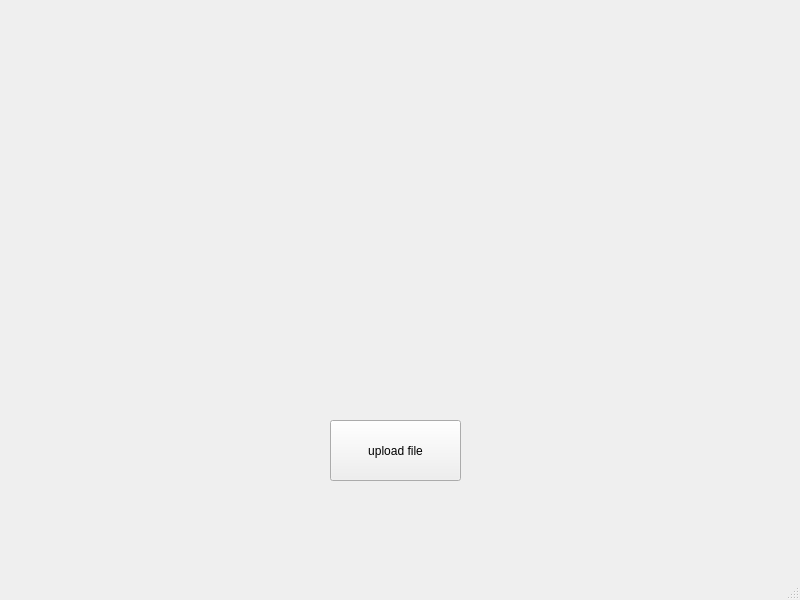
The window that assets/testgui.ui (GregoryKemper/Image-Comparison) describes before a commit, drawn with Qt 5.
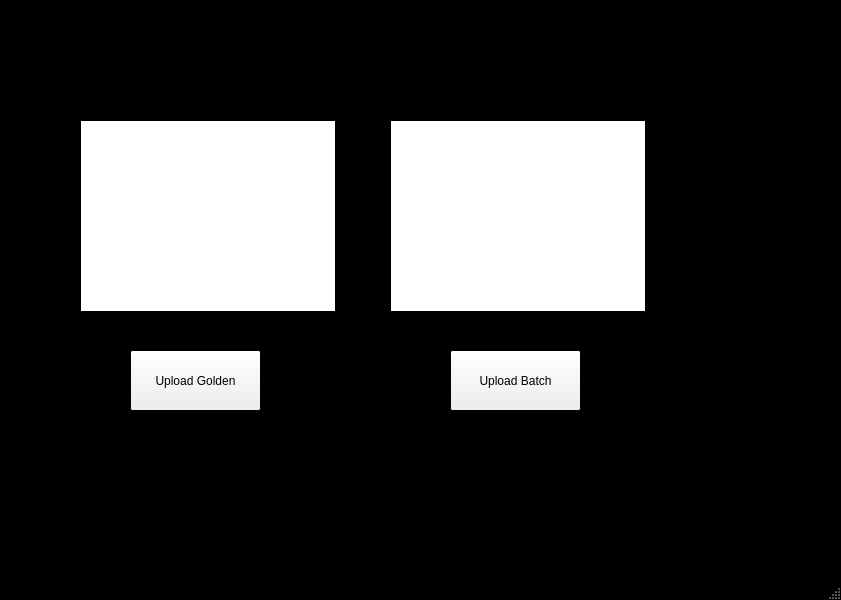
The same window after the commit.

Commit message: added file upload buttons and image viewers to ui, changed how ui is displayed. Added functionality of file upload, with restrictions to only color image files. Added functionality to display uploaded color images

Diff of the .ui file:
```diff
--- a/assets/testgui.ui
+++ b/assets/testgui.ui
@@ -6,10 +6,56 @@
    <rect>
     <x>0</x>
     <y>0</y>
-    <width>800</width>
+    <width>841</width>
     <height>600</height>
    </rect>
   </property>
+  <property name="palette">
+   <palette>
+    <active>
+     <colorrole role="Window">
+      <brush brushstyle="SolidPattern">
+       <color alpha="255">
+        <red>0</red>
+        <green>0</green>
+        <blue>0</blue>
+       </color>
+      </brush>
+     </colorrole>
+    </active>
+    <inactive>
+     <colorrole role="Window">
+      <brush brushstyle="SolidPattern">
+       <color alpha="255">
+        <red>0</red>
+        <green>0</green>
+        <blue>0</blue>
+       </color>
+      </brush>
+     </colorrole>
+    </inactive>
+    <disabled>
+     <colorrole role="Base">
+      <brush brushstyle="SolidPattern">
+       <color alpha="255">
+        <red>0</red>
+        <green>0</green>
+        <blue>0</blue>
+       </color>
+      </brush>
+     </colorrole>
+     <colorrole role="Window">
+      <brush brushstyle="SolidPattern">
+       <color alpha="255">
+        <red>0</red>
+        <green>0</green>
+        <blue>0</blue>
+       </color>
+      </brush>
+     </colorrole>
+    </disabled>
+   </palette>
+  </property>
   <property name="windowTitle">
    <string>MainWindow</string>
   </property>
@@ -17,14 +63,47 @@
    <widget class="QPushButton" name="pushButton">
     <property name="geometry">
      <rect>
-      <x>330</x>
-      <y>420</y>
+      <x>130</x>
+      <y>350</y>
       <width>131</width>
       <height>61</height>
      </rect>
     </property>
     <property name="text">
-     <string>upload file</string>
+     <string>Upload Golden</string>
+    </property>
+   </widget>
+   <widget class="QGraphicsView" name="goldenView">
+    <property name="geometry">
+     <rect>
+      <x>80</x>
+      <y>120</y>
+      <width>256</width>
+      <height>192</height>
+     </rect>
+    </property>
+   </widget>
+   <widget class="QGraphicsView" name="batchView">
+    <property name="geometry">
+     <rect>
+      <x>390</x>
+      <y>120</y>
+      <width>256</width>
+      <height>192</height>
+     </rect>
+    </property>
+   </widget>
+   <widget class="QPushButton" name="uploadBatch">
+    <property name="geometry">
+     <rect>
+      <x>450</x>
+      <y>350</y>
+      <width>131</width>
+      <height>61</height>
+     </rect>
+    </property>
+    <property name="text">
+     <string>Upload Batch</string>
     </property>
    </widget>
   </widget>
```
Left out of the diff: 4 changed lines with no effect on the pictures. The commit also changes 3 other files.
